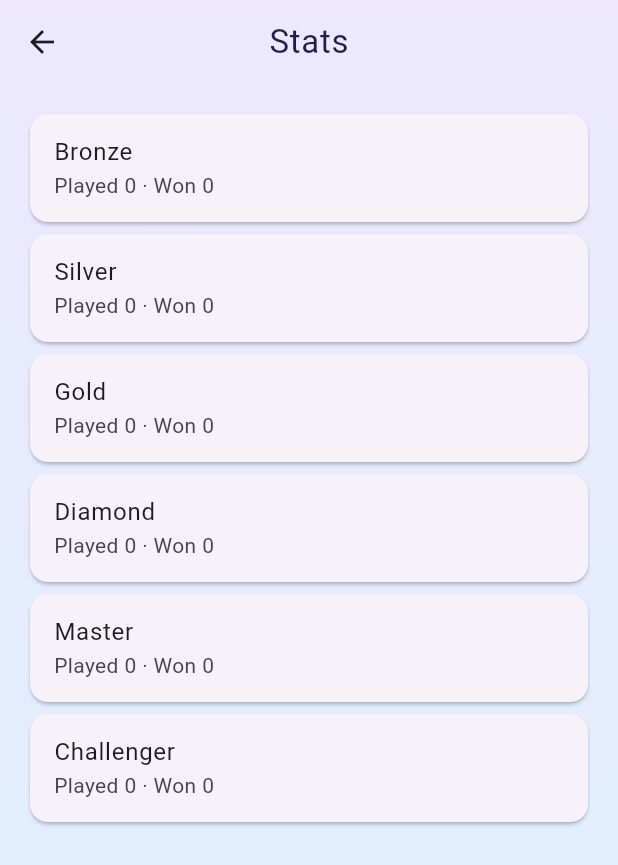
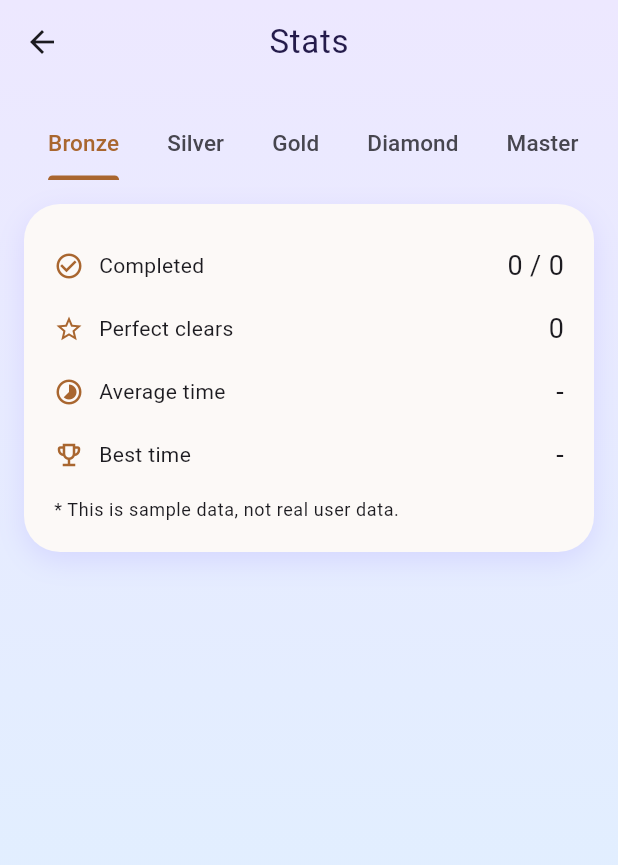
Before and after one commit to Sun970324/sudoku, a Flutter app: the screen it shows after launch, after a tap on the "bar chart" icon, on a phone screen of 412 x 824 dp. Shown: the top 865 px of the screen. Run offline on Flutter 3.47's test engine with Material 3 defaults, Android fonts, the phone set to English and light mode, and no system bars; our stand-ins replace audioplayers, confetti, flutter_animate, google_mobile_ads, google_sign_in, shared_preferences and 2 more; accounts and stored records are empty; Roboto replaces fonts that are missing (Jua); statements that could not run were skipped.

Commit message:
기록보기 난이도별 탭 + 완료/퍼펙트/평균/최고 통계 + 상위% 뱃지
- DifficultyStats에 perfectWins/totalWinSeconds/timedWins 추가(하위호환)
- recordGameResult가 mistakes로 퍼펙트·평균 집계
- StatsScreen을 난이도 탭 구조로 재작성, mock percentile 뱃지

Co-Authored-By: Claude Opus 4.8 <noreply@anthropic.com>

```diff
--- a/lib/l10n/app_en.arb
+++ b/lib/l10n/app_en.arb
@@ -84,6 +84,17 @@
   },
 
   "statsTitle": "Stats",
+  "statsCompletedLabel": "Completed",
+  "statsPerfectLabel": "Perfect clears",
+  "statsAverageLabel": "Average time",
+  "statsBestLabel": "Best time",
+  "statsNoRecord": "-",
+  "statsTopPercentBadge": "Top {percent}%",
+  "@statsTopPercentBadge": {
+    "placeholders": {
+      "percent": {"type": "int"}
+    }
+  },
   "playedWonLabel": "Played {played} · Won {won}",
   "@playedWonLabel": {
     "placeholders": {
@@ -467,7 +478,7 @@
   "invalidTextCodeError": "That text code isn't valid.",
   "copiedToClipboard": "Copied to clipboard",
   "enterTextCodeHint": "Paste text code",
-  "loadButton": "Load",
+  "loadButton": "Enter",
 
   "raceLobbyTitle": "Race",
   "friendMatchButton": "Play with a Friend",
--- a/lib/l10n/app_ko.arb
+++ b/lib/l10n/app_ko.arb
@@ -52,6 +52,12 @@
   "techniqueUsageCount": "{count}회",
 
   "statsTitle": "기록",
+  "statsCompletedLabel": "완료 횟수",
+  "statsPerfectLabel": "퍼펙트 횟수",
+  "statsAverageLabel": "평균 기록",
+  "statsBestLabel": "최고 기록",
+  "statsNoRecord": "-",
+  "statsTopPercentBadge": "상위 {percent}%",
   "playedWonLabel": "플레이 {played}회 · 승리 {won}회",
   "bestTimeSuffix": " · 최고기록 {time}",
   "raceHistoryTitle": "대결 기록",
@@ -164,7 +170,7 @@
   "invalidTextCodeError": "유효하지 않은 텍스트 코드예요.",
   "copiedToClipboard": "클립보드에 복사했어요",
   "enterTextCodeHint": "텍스트 코드 붙여넣기",
-  "loadButton": "불러오기",
+  "loadButton": "입장하기",
 
   "raceLobbyTitle": "대결",
   "friendMatchButton": "친구와 대결하기",
--- a/lib/models/stats.dart
+++ b/lib/models/stats.dart
@@ -1,23 +1,53 @@
 import 'difficulty.dart';
 
 class DifficultyStats {
-  const DifficultyStats({this.played = 0, this.won = 0, this.bestTimeSeconds});
+  const DifficultyStats({
+    this.played = 0,
+    this.won = 0,
+    this.bestTimeSeconds,
+    this.perfectWins = 0,
+    this.totalWinSeconds = 0,
+    this.timedWins = 0,
+  });
 
   factory DifficultyStats.fromJson(Map<String, dynamic> json) =>
       DifficultyStats(
         played: json['played'] as int? ?? 0,
         won: json['won'] as int? ?? 0,
         bestTimeSeconds: json['bestTimeSeconds'] as int?,
+        perfectWins: json['perfectWins'] as int? ?? 0,
+        totalWinSeconds: json['totalWinSeconds'] as int? ?? 0,
+        timedWins: json['timedWins'] as int? ?? 0,
       );
 
   final int played;
   final int won;
   final int? bestTimeSeconds;
 
+  /// Wins finished with zero mistakes. Only counted since this field was
+  /// introduced — older wins predate mistake tracking and are not included.
+  final int perfectWins;
+
+  /// Sum of finish times over [timedWins] wins, for the average.
+  final int totalWinSeconds;
+
+  /// How many wins are included in [totalWinSeconds]. Deliberately separate
+  /// from [won]: wins recorded before time tracking existed would otherwise
+  /// sit in the average's denominator with no time in its numerator,
+  /// skewing the average low.
+  final int timedWins;
+
+  /// Average finish time across tracked wins, or null with no data yet.
+  int? get averageWinSeconds =>
+      timedWins == 0 ? null : totalWinSeconds ~/ timedWins;
+
   Map<String, dynamic> toJson() => {
         'played': played,
         'won': won,
         'bestTimeSeconds': bestTimeSeconds,
+        'perfectWins': perfectWins,
+        'totalWinSeconds': totalWinSeconds,
+        'timedWins': timedWins,
       };
 }
 
--- a/lib/screens/game_screen.dart
+++ b/lib/screens/game_screen.dart
@@ -208,6 +208,7 @@ class _GameScreenState extends State<GameScreen> with WidgetsBindingObserver {
       difficulty: difficulty,
       won: true,
       finishTimeSeconds: elapsedSeconds,
+      mistakes: mistakes,
     );
 
     final solveResult = HumanSolver().solve(_controller.puzzle.puzzle.toJson());
--- a/lib/screens/stats_screen.dart
+++ b/lib/screens/stats_screen.dart
@@ -1,11 +1,14 @@
 import 'package:flutter/material.dart';
 
 import '../l10n/generated/app_localizations.dart';
-import '../widgets/gradient_scaffold.dart';
 import '../models/difficulty.dart';
 import '../models/stats.dart';
+import '../services/percentile_estimator.dart';
 import '../services/storage_service.dart';
 import '../state/auth_controller.dart';
+import '../theme/app_palette.dart';
+import '../widgets/gradient_scaffold.dart';
+import '../widgets/pop_card.dart';
 
 class StatsScreen extends StatefulWidget {
   const StatsScreen({super.key, required this.auth});
@@ -16,14 +19,31 @@ class StatsScreen extends StatefulWidget {
   State<StatsScreen> createState() => _StatsScreenState();
 }
 
-class _StatsScreenState extends State<StatsScreen> {
+class _StatsScreenState extends State<StatsScreen>
+    with SingleTickerProviderStateMixin {
   final StorageService _storage = StorageService();
   late Future<Stats> _statsFuture;
+
+  /// Drives the difficulty TabBar. There is deliberately no TabBarView —
+  /// the screen stays one ListView (the daily calendar above must scroll
+  /// with the stats), so the bar just swaps the card below it.
+  late final TabController _tabController;
 
   @override
   void initState() {
     super.initState();
     _statsFuture = _storage.getStats();
+    _tabController =
+        TabController(length: Difficulty.values.length, vsync: this)
+          ..addListener(() {
+            if (mounted) setState(() {});
+          });
+  }
+
+  @override
+  void dispose() {
+    _tabController.dispose();
+    super.dispose();
   }
 
   String _formatTime(int seconds) {
@@ -35,6 +55,10 @@ class _StatsScreenState extends State<StatsScreen> {
   @override
   Widget build(BuildContext context) {
     final l10n = AppLocalizations.of(context)!;
+    final isDark = AppPalette.isDark(context);
+    final difficulty = Difficulty.values[_tabController.index];
+    final accent = AppPalette.difficultyColor(difficulty, isDark);
+
     return GradientScaffold(
       appBar: AppBar(title: Text(l10n.statsTitle)),
       body: FutureBuilder<Stats>(
@@ -43,25 +67,31 @@ class _StatsScreenState extends State<StatsScreen> {
           if (!snapshot.hasData) {
             return const Center(child: CircularProgressIndicator());
           }
-          final stats = snapshot.data!;
+          final entry = snapshot.data!.byDifficulty[difficulty]!;
           return ListView(
             padding: const EdgeInsets.all(16),
             children: [
-              ...Difficulty.values.map((difficulty) {
-                final entry = stats.byDifficulty[difficulty]!;
-                final bestTime = entry.bestTimeSeconds;
-                return Card(
-                  child: ListTile(
-                    title: Text(difficulty.label(context)),
-                    subtitle: Text(
-                      l10n.playedWonLabel(entry.played, entry.won) +
-                          (bestTime != null
-                              ? l10n.bestTimeSuffix(_formatTime(bestTime))
-                              : ''),
-                    ),
-                  ),
-                );
-              }),
+              TabBar(
+                controller: _tabController,
+                isScrollable: true,
+                tabAlignment: TabAlignment.start,
+                dividerColor: Colors.transparent,
+                indicatorColor: accent,
+                labelColor: accent,
+                labelStyle: const TextStyle(fontFamily: 'Jua', fontSize: 15),
+                unselectedLabelColor:
+                    Theme.of(context).colorScheme.onSurfaceVariant,
+                tabs: [
+                  for (final d in Difficulty.values) Tab(text: d.label(context)),
+                ],
+              ),
+              const SizedBox(height: 16),
+              _DifficultyStatsCard(
+                difficulty: difficulty,
+                entry: entry,
+                accent: accent,
+                formatTime: _formatTime,
+              ),
             ],
           );
         },
@@ -69,3 +99,118 @@ class _StatsScreenState extends State<StatsScreen> {
     );
   }
 }
+
+class _DifficultyStatsCard extends StatelessWidget {
+  const _DifficultyStatsCard({
+    required this.difficulty,
+    required this.entry,
+    required this.accent,
+    required this.formatTime,
+  });
+
+  final Difficulty difficulty;
+  final DifficultyStats entry;
+  final Color accent;
+  final String Function(int) formatTime;
+
+  @override
+  Widget build(BuildContext context) {
+    final l10n = AppLocalizations.of(context)!;
+    final average = entry.averageWinSeconds;
+    final best = entry.bestTimeSeconds;
+    return PopCard(
+      tint: accent,
+      padding: const EdgeInsets.all(20),
+      child: Column(
+        crossAxisAlignment: CrossAxisAlignment.start,
+        children: [
+          _StatRow(
+            icon: Icons.check_circle_outline,
+            label: l10n.statsCompletedLabel,
+            value: '${entry.won} / ${entry.played}',
+            accent: accent,
+          ),
+          _StatRow(
+            icon: Icons.star_outline,
+            label: l10n.statsPerfectLabel,
+            value: '${entry.perfectWins}',
+            accent: accent,
+          ),
+          _StatRow(
+            icon: Icons.timelapse,
+            label: l10n.statsAverageLabel,
+            value: average == null ? l10n.statsNoRecord : formatTime(average),
+            accent: accent,
+            badgePercent: average == null
+                ? null
+                : 100 - estimateFasterThanPercent(difficulty, average),
+          ),
+          _StatRow(
+            icon: Icons.emoji_events_outlined,
+            label: l10n.statsBestLabel,
+            value: best == null ? l10n.statsNoRecord : formatTime(best),
+            accent: accent,
+            badgePercent: best == null
+                ? null
+                : 100 - estimateFasterThanPercent(difficulty, best),
+          ),
+          const SizedBox(height: 8),
+          Text(
+            l10n.mockDataDisclaimer,
+            style: Theme.of(context).textTheme.bodySmall,
+          ),
+        ],
+      ),
+    );
+  }
+}
+
+class _StatRow extends StatelessWidget {
+  const _StatRow({
+    required this.icon,
+    required this.label,
+    required this.value,
+    required this.accent,
+    this.badgePercent,
+  });
+
+  final IconData icon;
+  final String label;
+  final String value;
+  final Color accent;
+
+  /// "top N%" mock badge (see percentile_estimator) — null hides the badge.
+  final int? badgePercent;
+
+  @override
+  Widget build(BuildContext context) {
+    return Padding(
+      padding: const EdgeInsets.symmetric(vertical: 8),
+      child: Row(
+        children: [
+          Icon(icon, size: 20, color: accent),
+          const SizedBox(width: 10),
+          Expanded(child: Text(label)),
+          if (badgePercent != null)
+            Container(
+              margin: const EdgeInsets.only(right: 8),
+              padding: const EdgeInsets.symmetric(horizontal: 8, vertical: 2),
+              decoration: BoxDecoration(
+                color: accent.withValues(alpha: 0.15),
+                borderRadius: BorderRadius.circular(999),
+              ),
+              child: Text(
+                AppLocalizations.of(context)!
+                    .statsTopPercentBadge(badgePercent!),
+                style: TextStyle(fontSize: 12, color: accent),
+              ),
+            ),
+          Text(
+            value,
+            style: const TextStyle(fontFamily: 'Jua', fontSize: 18),
+          ),
+        ],
+      ),
+    );
+  }
+}
--- a/lib/services/storage_service.dart
+++ b/lib/services/storage_service.dart
@@ -45,6 +45,7 @@ class StorageService {
     required Difficulty difficulty,
     required bool won,
     int? finishTimeSeconds,
+    int? mistakes,
   }) async {
     final stats = await getStats();
     final current = stats.byDifficulty[difficulty]!;
@@ -52,11 +53,18 @@ class StorageService {
         finishTimeSeconds != null &&
         (current.bestTimeSeconds == null ||
             finishTimeSeconds < current.bestTimeSeconds!);
+    final isPerfectWin = won && mistakes == 0;
+    final isTimedWin = won && finishTimeSeconds != null;
 
     stats.byDifficulty[difficulty] = DifficultyStats(
       played: current.played + 1,
       won: won ? current.won + 1 : current.won,
       bestTimeSeconds: isNewBest ? finishTimeSeconds : current.bestTimeSeconds,
+      perfectWins: isPerfectWin ? current.perfectWins + 1 : current.perfectWins,
+      totalWinSeconds: isTimedWin
+          ? current.totalWinSeconds + finishTimeSeconds
+          : current.totalWinSeconds,
+      timedWins: isTimedWin ? current.timedWins + 1 : current.timedWins,
     );
 
     final prefs = await SharedPreferences.getInstance();
```
Also changed, not shown: lib/l10n/generated/app_localizations.dart, lib/l10n/generated/app_localizations_en.dart, lib/l10n/generated/app_localizations_ko.dart, 1 other file.
